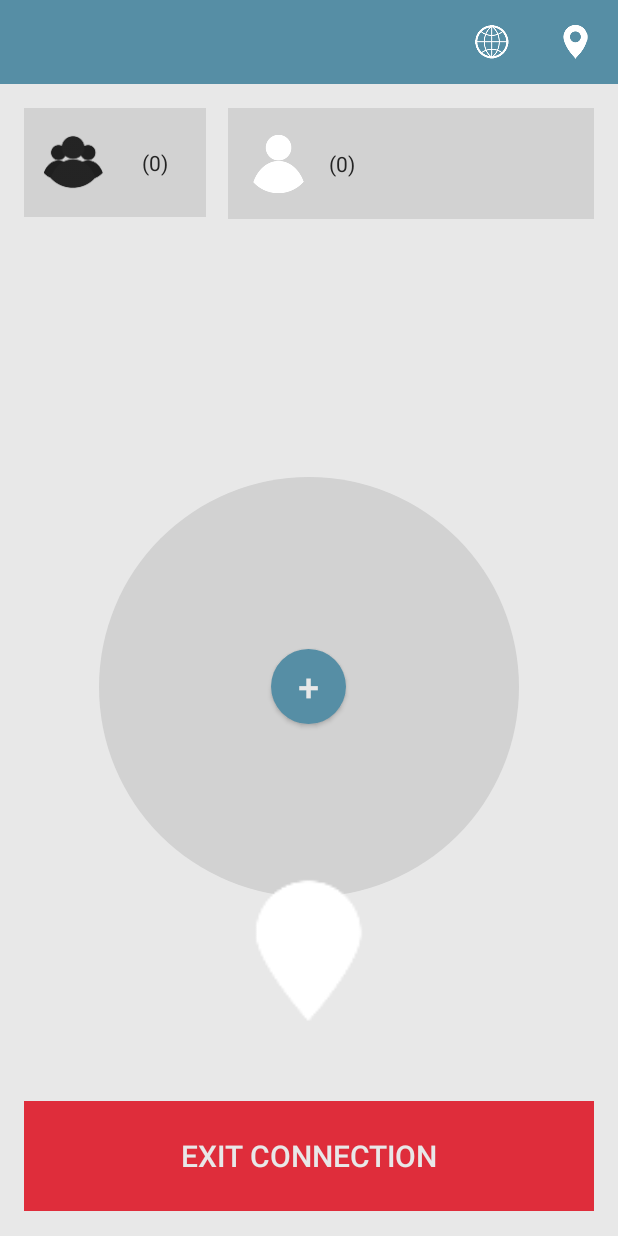
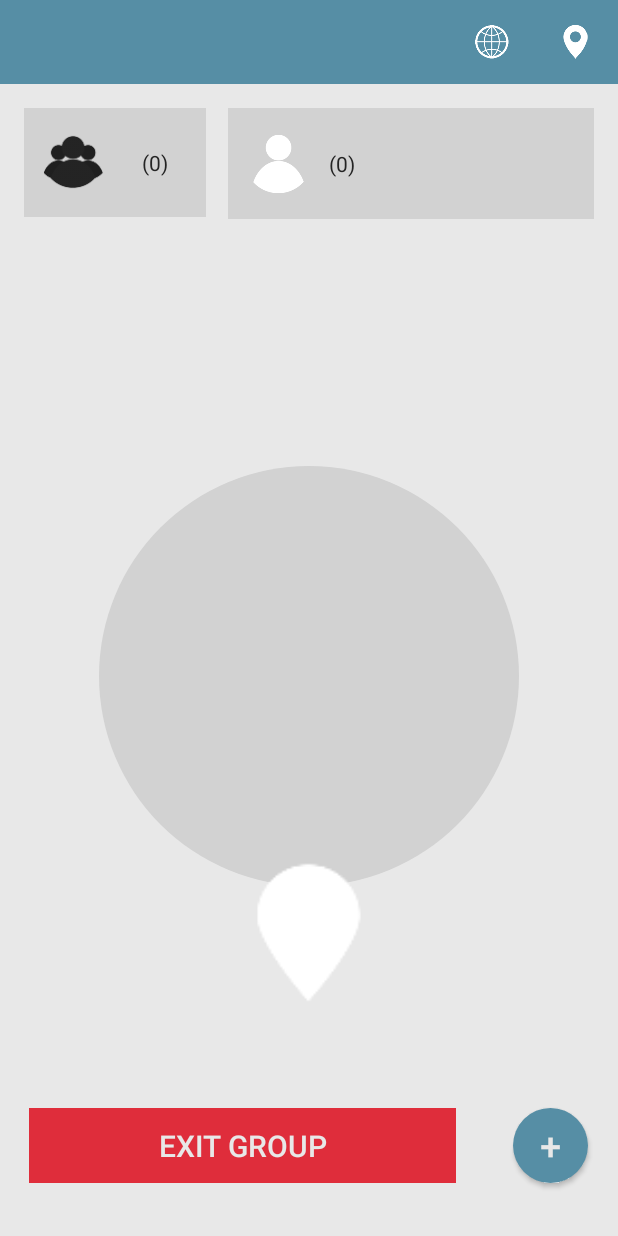
Before and after one commit to LGstudio/MeetMe, an Android app: the screen it shows after launch (MainActivity), on a phone screen of 412 x 824 dp. Run offline under Robolectric (Android 15) with nearby library versions, the phone set to English and light mode, and no system bars; libraries missing offline, so code that uses them is left out: org.springframework.http, org.springframework.util, org.springframework.web; 4 statements that could not run were skipped.

Commit message:
CompassFragment redesigned, added some shit

```diff
--- a/mobile/src/main/java/cz/vutbr/fit/tam/meetme/MainActivity.java
+++ b/mobile/src/main/java/cz/vutbr/fit/tam/meetme/MainActivity.java
@@ -1,11 +1,11 @@
 package cz.vutbr.fit.tam.meetme;
 
-import android.app.Activity;
 import android.content.BroadcastReceiver;
 import android.content.ComponentName;
 import android.content.Context;
 import android.content.Intent;
 import android.content.IntentFilter;
+import android.content.SharedPreferences;
 import android.location.LocationManager;
 import android.net.ConnectivityManager;
 import android.net.NetworkInfo;
@@ -14,9 +14,6 @@ import android.location.Location;
 import android.net.Uri;
 import android.os.AsyncTask;
 import android.os.IBinder;
-import android.os.Message;
-import android.os.Messenger;
-import android.os.RemoteException;
 import android.support.design.widget.TabLayout;
 import android.support.v4.content.LocalBroadcastManager;
 import android.support.v7.app.AppCompatActivity;
@@ -30,17 +27,12 @@ import android.widget.Toast;
 import com.google.android.gms.common.ConnectionResult;
 import com.google.android.gms.common.GooglePlayServicesUtil;
 
-import java.util.ArrayList;
 import java.util.List;
-import java.util.Random;
 
 import cz.vutbr.fit.tam.meetme.exceptions.InternalErrorException;
 import cz.vutbr.fit.tam.meetme.fragments.*;
 import cz.vutbr.fit.tam.meetme.requestcrafter.RequestCrafter;
-import cz.vutbr.fit.tam.meetme.requestcrafter.RequestCrafterInterface;
 import cz.vutbr.fit.tam.meetme.schema.AllConnectionData;
-import cz.vutbr.fit.tam.meetme.schema.DeviceInfo;
-import cz.vutbr.fit.tam.meetme.schema.GroupColor;
 import cz.vutbr.fit.tam.meetme.schema.GroupInfo;
 import cz.vutbr.fit.tam.meetme.service.GPSLocationService;
 import cz.vutbr.fit.tam.meetme.service.GetGroupDataService;
@@ -66,13 +58,17 @@ public class MainActivity extends AppCompatActivity implements ServiceConnection
     private ServiceConnection mConnection = this;
     private GetGroupDataService.MyLocalBinder binder;
     private String groupHash;
+
     private static MainActivity activity;
+    private static SharedPreferences prefs;
 
     @Override
     protected void onCreate(Bundle savedInstanceState) {
         super.onCreate(savedInstanceState);
         setContentView(R.layout.activity_main);
         this.activity = this;
+
+        prefs = this.getSharedPreferences("cz.vutbr.fit.tam.meetme", Context.MODE_PRIVATE);
 
         gpsStatus = (ImageButton) findViewById(R.id.toolbar_gps_stat);
         netStatus = (ImageButton) findViewById(R.id.toolbar_net_stat);
@@ -252,6 +248,9 @@ public class MainActivity extends AppCompatActivity implements ServiceConnection
 
         stopService(new Intent(this, SensorService.class));
         LocalBroadcastManager.getInstance(this).unregisterReceiver(positionReceiver);
+
+        prefs.edit().putString(getString(R.string.pref_last_lat), String.valueOf(data.myLatitude)).apply();
+        prefs.edit().putString(getString(R.string.pref_last_lon), String.valueOf(data.myLongitude)).apply();
     }
 
     private BroadcastReceiver positionReceiver = new BroadcastReceiver() {
@@ -275,11 +274,10 @@ public class MainActivity extends AppCompatActivity implements ServiceConnection
         @Override
         public void onReceive(Context context, Intent intent) {
 
-            String str_latitude = intent.getStringExtra(context.getString(R.string.gps_latitude));
-            String str_longitude = intent.getStringExtra(context.getString(R.string.gps_longitude));
+            data.myLatitude = Double.parseDouble(intent.getStringExtra(context.getString(R.string.gps_latitude)));
+            data.myLatitude = Double.parseDouble(intent.getStringExtra(context.getString(R.string.gps_longitude)));
 
-            //double latitude  = Double.parseDouble(str_latitude);
-            //double longitude = Double.parseDouble(str_longitude);
+
         }
     };
 
@@ -303,6 +301,10 @@ public class MainActivity extends AppCompatActivity implements ServiceConnection
 
     private void showLoggedInLayout(){
         data = new AllConnectionData(this);
+
+        data.myLatitude = Double.parseDouble(prefs.getString(getString(R.string.pref_last_lat), "0.0"));
+        data.myLongitude = Double.parseDouble(prefs.getString(getString(R.string.pref_last_lon), "0.0"));
+
         fragCompass = new CompassFragment();
         fragCompass.addData(data);
         fragMap = new MapViewFragment();
--- a/mobile/src/main/java/cz/vutbr/fit/tam/meetme/fragments/CompassFragment.java
+++ b/mobile/src/main/java/cz/vutbr/fit/tam/meetme/fragments/CompassFragment.java
@@ -1,6 +1,7 @@
 package cz.vutbr.fit.tam.meetme.fragments;
 
 import android.content.Context;
+import android.content.Intent;
 import android.graphics.PorterDuff;
 import android.graphics.drawable.Drawable;
 import android.os.Bundle;
@@ -11,6 +12,7 @@ import android.view.animation.Animation;
 import android.view.animation.RotateAnimation;
 import android.widget.AdapterView;
 import android.widget.ArrayAdapter;
+import android.widget.Button;
 import android.widget.ImageView;
 import android.widget.RelativeLayout;
 import android.widget.Spinner;
@@ -19,6 +21,7 @@ import android.widget.TextView;
 import java.util.ArrayList;
 
 import cz.vutbr.fit.tam.meetme.R;
+import cz.vutbr.fit.tam.meetme.gui.SquareButton;
 import cz.vutbr.fit.tam.meetme.schema.DeviceInfo;
 import cz.vutbr.fit.tam.meetme.schema.GroupInfo;
 import cz.vutbr.fit.tam.meetme.gui.ArrowView;
@@ -28,10 +31,12 @@ import cz.vutbr.fit.tam.meetme.gui.ArrowView;
  *
  * Fragment that shows the compass.
  */
-public class CompassFragment extends MeetMeFragment{
+public class CompassFragment extends MeetMeFragment implements View.OnClickListener {
 
     private View view;
 
+    private SquareButton addButton;
+    private Button leaveButton;
     private RelativeLayout arrowArea;
     private Spinner groupSpinner;
     private Spinner personSpinner;
@@ -50,6 +55,11 @@ public class CompassFragment extends MeetMeFragment{
         groupSpinner = (Spinner) view.findViewById(R.id.list_group);
         personSpinner = (Spinner) view.findViewById(R.id.list_person);
         arrowArea = (RelativeLayout) view.findViewById(R.id.arrow_area);
+        addButton = (SquareButton) view.findViewById(R.id.button_add);
+        leaveButton = (Button) view.findViewById(R.id.button_exit);
+
+        addButton.setOnClickListener(this);
+        leaveButton.setOnClickListener(this);
 
         groupSpinner.setOnItemSelectedListener(new AdapterView.OnItemSelectedListener() {
             @Override
@@ -79,7 +89,6 @@ public class CompassFragment extends MeetMeFragment{
         });
 
         changeLayout();
-
         createArrows();
 
         return view;
@@ -87,39 +96,11 @@ public class CompassFragment extends MeetMeFragment{
 
     public void changeLayout(){
         groupSpinner.setAdapter(new GroupAdapter(getContext(), R.layout.list_group_line, R.id.list_group_item_text, data.groups));
+        groupSpinner.setSelection(selectedGroup);
         addDevicesToSpinner();
         personSpinner.setAdapter(new PersonAdapter(getContext(), R.layout.list_person_line, R.id.list_person_item_text, devices));
+        if (selectedPerson < devices.size()) personSpinner.setSelection(selectedPerson);
     }
-
-    /**
-     * Adds Groups into spinner based on the ArrayList<GroupInfo> groups list
-
-    public void addGroupsToSpinner(){
-
-        GroupInfo allGroup = new GroupInfo();
-        allGroup.hash = getString(R.string.dropdown_all_group);
-        allGroup.id = 0;
-        groupColor.put(0, R.color.flat_brightness_difference);
-
-        groupInfoItems = new GroupInfo[groups.size()+1];
-        groupInfoItems[0] = allGroup;
-        for (int i = 0; i < groups.size(); i++){
-            groupInfoItems[i+1] = groups.get(i);
-            addGroupColor(groupInfoItems[i+1].id);
-        }
-
-        groupSpinner.setAdapter(new GroupAdapter(getContext(), R.layout.list_group_line, R.id.list_group_item_text, groupInfoItems));
-
-        groupSpinner.setSelection(selectedGroup);
-        if(selectedGroup == 0) addPersonsToSpinner();
-    }
-
-    private void addGroupColor(int id){
-        if (!groupColor.containsKey(id)){
-            groupColor.put(id, colors.getNextColor());
-        }
-    }
-     */
 
     /**
      * Adds the connected Devices into spinner
@@ -165,9 +146,61 @@ public class CompassFragment extends MeetMeFragment{
 
     /**
      * Redraws the compass area based on the ArrayList<GroupInfo> groups list.
+     * TODO: AsyncTask to refresh based on data
      */
     public void redrawCompass(){
 
+    }
+
+    @Override
+    public void onClick(View v) {
+        switch (v.getId()){
+            case R.id.button_add:
+                createNewGroup();
+                break;
+            case R.id.button_exit:
+                leaveGroup();
+                break;
+        }
+    }
+
+    /**
+     * Creates new group by sending request to server, then ask the user to share the link with someone
+     */
+    private void createNewGroup(){
+
+        String url = "http://MeetMe.LOL"; // URL to send
+        String txt = "";
+
+        if(selectedGroup == 0){
+
+            // TODO:  create new group then share url
+
+            txt = getString(R.string.share_new_msg);
+        }
+        else {
+
+            // TODO: share existing group url
+
+            txt = getString(R.string.share_new_msg);
+        }
+
+        Intent I = new Intent(Intent.ACTION_SEND);
+        I.setType("text/plain");
+        I.putExtra(android.content.Intent.EXTRA_TEXT, url);
+        startActivity(Intent.createChooser(I,txt));
+    }
+
+    /**
+     * Leaves the appropriate group based on the group spinners selection
+     */
+    private void leaveGroup(){
+        if (selectedGroup == 0){
+            // TODO: Leave all groups
+        }
+        else {
+            // TODO: Leave data.groups.get(selectedGroup)
+        }
     }
 
     /**
--- a/mobile/src/main/java/cz/vutbr/fit/tam/meetme/fragments/MapViewFragment.java
+++ b/mobile/src/main/java/cz/vutbr/fit/tam/meetme/fragments/MapViewFragment.java
@@ -45,12 +45,10 @@ public class MapViewFragment extends MeetMeFragment {
 
         googleMap = mMapView.getMap();
         // latitude and longitude
-        double latitude = 17.385044;
-        double longitude = 78.486671;
 
         // create marker
         MarkerOptions marker = new MarkerOptions().position(
-                new LatLng(latitude, longitude)).title("Hello Maps");
+                new LatLng(data.myLatitude, data.myLongitude)).title(getString(R.string.map_me));
 
         // Changing marker icon
         marker.icon(BitmapDescriptorFactory
@@ -58,10 +56,8 @@ public class MapViewFragment extends MeetMeFragment {
 
         // adding marker
         googleMap.addMarker(marker);
-        CameraPosition cameraPosition = new CameraPosition.Builder()
-                .target(new LatLng(17.385044, 78.486671)).zoom(12).build();
-        googleMap.animateCamera(CameraUpdateFactory
-                .newCameraPosition(cameraPosition));
+        CameraPosition cameraPosition = new CameraPosition.Builder().target(new LatLng(data.myLatitude, data.myLongitude)).zoom(12).build();
+        googleMap.animateCamera(CameraUpdateFactory.newCameraPosition(cameraPosition));
 
         // Perform any camera updates here
         return v;
--- /dev/null
+++ b/mobile/src/main/java/cz/vutbr/fit/tam/meetme/gui/SquareButton.java
@@ -0,0 +1,31 @@
+package cz.vutbr.fit.tam.meetme.gui;
+
+import android.content.Context;
+import android.util.AttributeSet;
+import android.widget.Button;
+
+/**
+ * Created by L on 15/10/29.
+ */
+public class SquareButton extends Button {
+    public SquareButton(Context context) {
+        super(context);
+    }
+
+    public SquareButton(Context context, AttributeSet attrs) {
+        super(context, attrs);
+    }
+
+    public SquareButton(Context context, AttributeSet attrs, int defStyle) {
+        super(context, attrs, defStyle);
+    }
+
+    @Override
+    public void onMeasure(int widthMeasureSpec, int heightMeasureSpec){
+        int width = MeasureSpec.getSize(widthMeasureSpec);
+        int height = MeasureSpec.getSize(heightMeasureSpec);
+        int size = width > height ? height : width;
+        setMeasuredDimension(size, size);
+
+    }
+}
--- a/mobile/src/main/java/cz/vutbr/fit/tam/meetme/schema/DeviceInfo.java
+++ b/mobile/src/main/java/cz/vutbr/fit/tam/meetme/schema/DeviceInfo.java
@@ -9,6 +9,9 @@ public class DeviceInfo {
     public Double latitude;
     public Double longitude;
 
+    public float bearing;
+    public float distance;
+
     @Override
     public String toString(){
         return "(" + id + ")";
--- a/mobile/src/main/res/layout/fragment_compass.xml
+++ b/mobile/src/main/res/layout/fragment_compass.xml
@@ -40,7 +40,7 @@
     <RelativeLayout
         android:layout_width="fill_parent"
         android:layout_height="0dp"
-        android:layout_weight="0.75"
+        android:layout_weight="0.73"
         android:id="@+id/arrow_area">
 
         <cz.vutbr.fit.tam.meetme.gui.SquareImageView
@@ -53,29 +53,44 @@
             android:layout_centerHorizontal="true"/>
 
 
-        <Button
-            android:id="@+id/button_add"
-            android:layout_width="@dimen/add_button_size"
-            android:layout_height="@dimen/add_button_size"
-            android:gravity="center"
-            android:layout_centerHorizontal="true"
-            android:layout_centerVertical="true"
-            android:text="+"
-            android:textSize="25dp"
-            android:textColor="@color/bckColor"
-            android:background="@drawable/button_add"/>
-
     </RelativeLayout>
 
-    <Button
-        android:id="@+id/button_exit"
-        android:enabled="false"
-        android:layout_weight="0.1"
+    <LinearLayout
         android:layout_width="fill_parent"
         android:layout_height="0dp"
-        android:textSize="@dimen/button_text_height"
+        android:layout_weight="0.12"
+        android:orientation="horizontal"
+        android:weightSum="1"
+        android:gravity="center_vertical|center_horizontal">
+
+        <Button
+            android:id="@+id/button_exit"
+            android:enabled="false"
+            android:layout_width="0dp"
+            android:layout_weight="0.75"
+            android:layout_height="@dimen/add_button_size"
+            android:textSize="@dimen/button_text_height"
+            android:layout_gravity="center"
+            android:textColor="@color/bckColor"
+            android:text="@string/button_end_connection"
+            android:background="@color/end_button_bck_1"
+            />
+
+        <android.widget.Space
+            android:layout_width="0dp"
+            android:layout_height="fill_parent"
+            android:layout_weight="0.1"/>
+
+        <cz.vutbr.fit.tam.meetme.gui.SquareButton
+        android:id="@+id/button_add"
+        android:layout_width="0dp"
+        android:layout_height="@dimen/add_button_size"
+        android:layout_weight="0.15"
+        android:text="+"
+        android:textSize="25dp"
         android:textColor="@color/bckColor"
-        android:text="Exit connection"
-        android:background="@color/end_button_bck_1"
-        />
+        android:background="@drawable/button_add"
+        android:gravity="center"/>
+
+    </LinearLayout>
 </LinearLayout>
--- a/mobile/src/main/res/values/strings.xml
+++ b/mobile/src/main/res/values/strings.xml
@@ -3,7 +3,6 @@
     <string name="google_maps_key">AIzaSyAEouuKYouxdE8pWZAC5_ONgbEZ__Jtf0Y</string>
 
     <string name="action_settings">Settings</string>
-    <string name="section_format">Hello World from section: %1$d</string>
     <string name="gps_stat">location status</string>
     <string name="net_stat">internet status</string>
 
@@ -18,4 +17,13 @@
     <string name="rotation_x">rotation-x</string>
     <string name="rotation_y">rotation-y</string>
     <string name="rotation_z">rotation-z</string>
+    <string name="button_end_connection">Exit Group</string>
+    <string name="button_end_all_connection">Exit All Groups</string>
+    <string name="map_me">Me</string>
+
+    <string name="pref_last_lon">cz.vutbr.fit.tam.meetme.lastknownlon</string>
+    <string name="pref_last_lat">cz.vutbr.fit.tam.meetme.lastknownlat</string>
+    <string name="share_new_msg">Invite into new group ...</string>
+    <string name="share_exist_msg">Invite into group ...</string>
+
 </resources>
```
Also changed, not shown: mobile/src/main/java/cz/vutbr/fit/tam/meetme/schema/AllConnectionData.java (+92 -1 lines).
